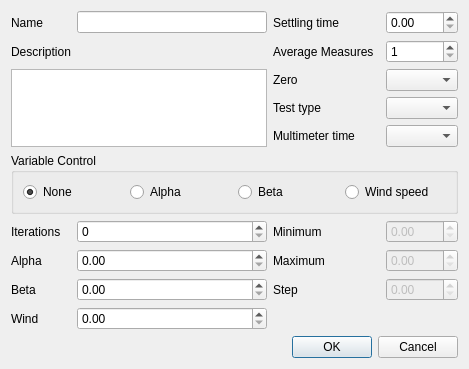
This is measurementspreferences.ui in froque/AeroIST as Qt 5 draws it before an edit. The edited form follows.
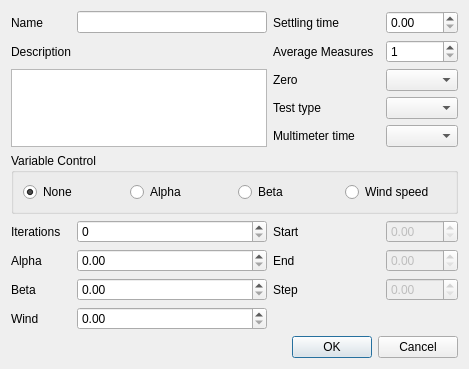
This is the edited form.

```diff
--- a/measurementspreferences.ui
+++ b/measurementspreferences.ui
@@ -105,14 +105,14 @@
    <item row="10" column="3">
     <widget class="QLabel" name="labelMin">
      <property name="text">
-      <string>Minimum</string>
+      <string>Start</string>
      </property>
     </widget>
    </item>
    <item row="11" column="3">
     <widget class="QLabel" name="labelMax">
      <property name="text">
-      <string>Maximum</string>
+      <string>End</string>
      </property>
     </widget>
    </item>
```
Left out of the diff: 12 changed lines with no effect on the pictures.
